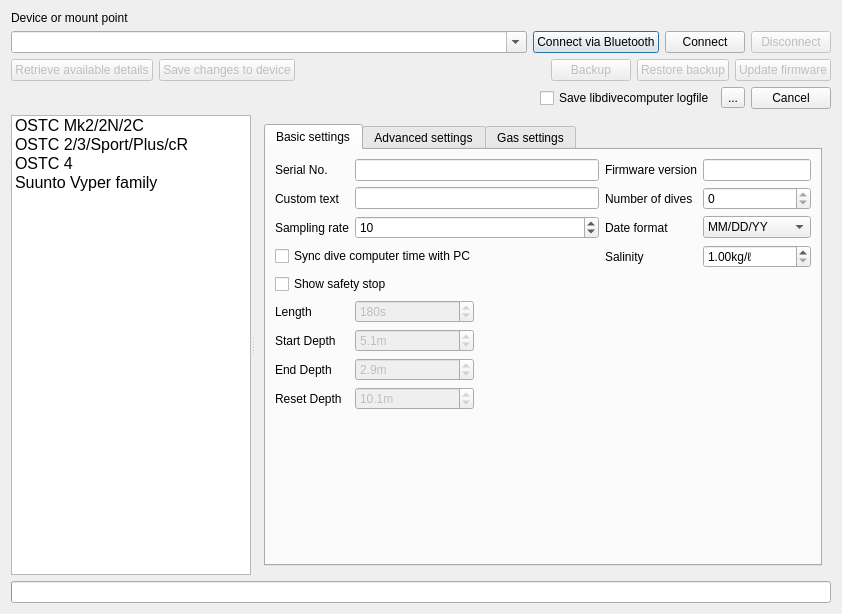
This is desktop-widgets/configuredivecomputerdialog.ui in subsurface/subsurface as Qt 5 draws it before an edit. The edited form follows.
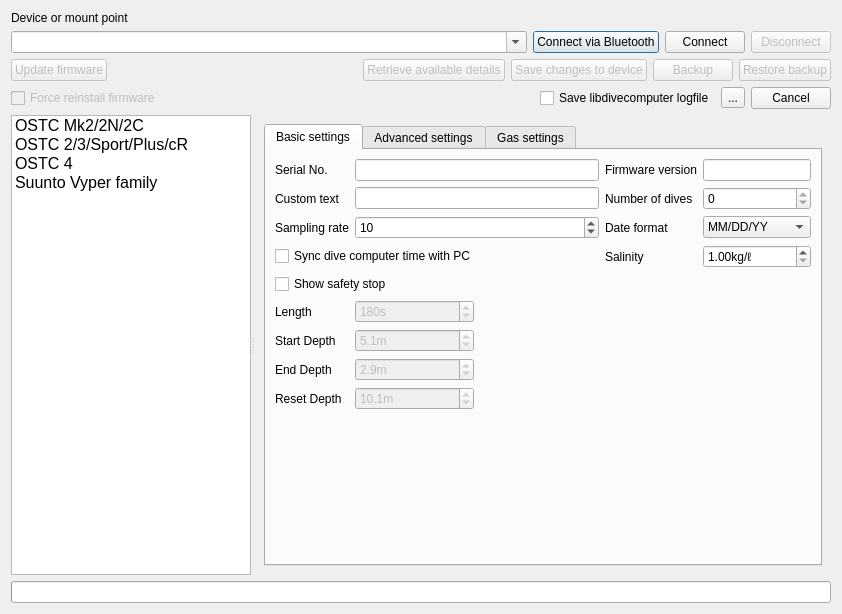
This is the edited form. Icons and pictures are not drawn.

Commit message:
Desktop: Add option to force overwrite firmware for OSTC4.
In order to support development of the open source firmware of the
OSTC4.
Requires changes in libdivecomputer.

The edit to the form file:
```diff
--- a/desktop-widgets/configuredivecomputerdialog.ui
+++ b/desktop-widgets/configuredivecomputerdialog.ui
@@ -72,25 +72,12 @@
    <item>
     <layout class="QHBoxLayout" name="horizontalLayout_2">
      <item>
-      <widget class="QPushButton" name="retrieveDetails">
+      <widget class="QPushButton" name="updateFirmwareButton">
        <property name="enabled">
         <bool>false</bool>
        </property>
        <property name="text">
-        <string>Retrieve available details</string>
-       </property>
-      </widget>
-     </item>
-     <item>
-      <widget class="QPushButton" name="saveSettingsPushButton">
-       <property name="enabled">
-        <bool>false</bool>
-       </property>
-       <property name="toolTip">
-        <string>Read settings from backup file or from device before writing to the device</string>
-       </property>
-       <property name="text">
-        <string>Save changes to device</string>
+        <string>Update firmware</string>
        </property>
       </widget>
      </item>
@@ -107,6 +94,29 @@
        </property>
       </spacer>
      </item>
+     <item>
+      <widget class="QPushButton" name="retrieveDetails">
+       <property name="enabled">
+        <bool>false</bool>
+       </property>
+       <property name="text">
+        <string>Retrieve available details</string>
+       </property>
+      </widget>
+     </item>
+     <item>
+      <widget class="QPushButton" name="saveSettingsPushButton">
+       <property name="enabled">
+        <bool>false</bool>
+       </property>
+       <property name="toolTip">
+        <string>Read settings from backup file or from device before writing to the device</string>
+       </property>
+       <property name="text">
+        <string>Save changes to device</string>
+       </property>
+      </widget>
+     </item>
      <item>
       <widget class="QPushButton" name="backupButton">
        <property name="enabled">
@@ -130,20 +140,20 @@
        </property>
       </widget>
      </item>
-     <item>
-      <widget class="QPushButton" name="updateFirmwareButton">
-       <property name="enabled">
-        <bool>false</bool>
-       </property>
-       <property name="text">
-        <string>Update firmware</string>
-       </property>
-      </widget>
-     </item>
     </layout>
    </item>
    <item>
     <layout class="QHBoxLayout" name="horizontalLayout_3">
+     <item>
+      <widget class="QCheckBox" name="forceUpdateFirmware">
+       <property name="enabled">
+        <bool>false</bool>
+       </property>
+       <property name="text">
+        <string>Force reinstall firmware</string>
+       </property>
+      </widget>
+     </item>
      <item>
       <spacer>
        <property name="orientation">
```
The commit also changes 6 other files.
